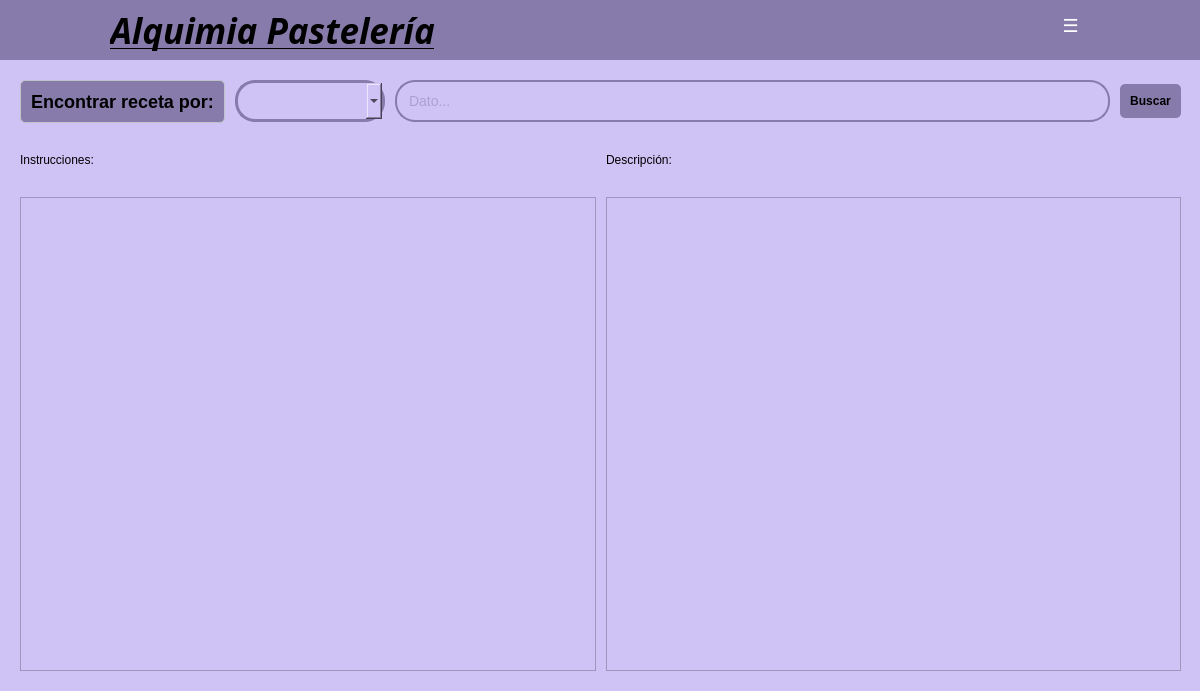
This is app/view/ui/recetaView.ui in ErickSanat/POS-PythonQt as Qt 5 draws it before an edit. The edited form follows.
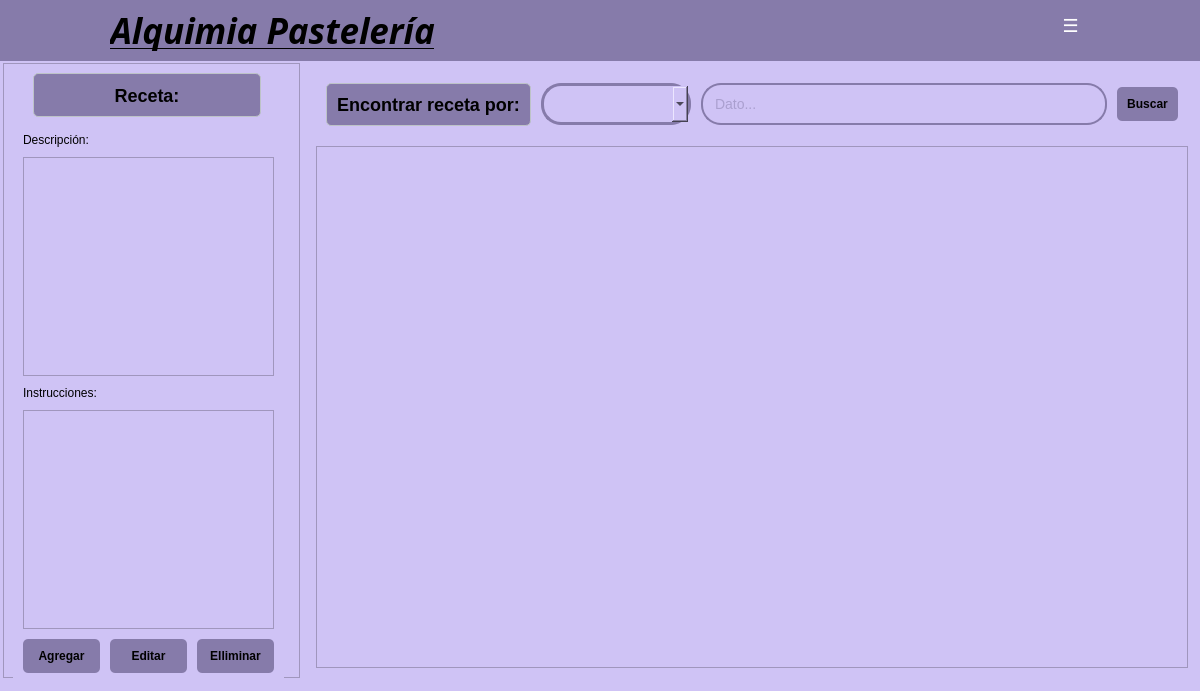
This is the edited form. Icons and pictures are not drawn.

Commit message: update: se modifico la vista de recetas

```diff
--- a/app/view/ui/recetaView.ui
+++ b/app/view/ui/recetaView.ui
@@ -25,6 +25,389 @@
    <property name="styleSheet">
     <string notr="true">background-color: #CFC3F5;</string>
    </property>
+   <widget class="QWidget" name="horizontalLayoutWidget_2">
+    <property name="geometry">
+     <rect>
+      <x>0</x>
+      <y>60</y>
+      <width>1201</width>
+      <height>621</height>
+     </rect>
+    </property>
+    <layout class="QHBoxLayout" name="horizontalLayout_2" stretch="0,3">
+     <property name="spacing">
+      <number>6</number>
+     </property>
+     <property name="leftMargin">
+      <number>3</number>
+     </property>
+     <property name="topMargin">
+      <number>3</number>
+     </property>
+     <property name="rightMargin">
+      <number>3</number>
+     </property>
+     <property name="bottomMargin">
+      <number>3</number>
+     </property>
+     <item>
+      <widget class="QFrame" name="frame">
+       <property name="sizePolicy">
+        <sizepolicy hsizetype="Preferred" vsizetype="Preferred">
+         <horstretch>1</horstretch>
+         <verstretch>1</verstretch>
+        </sizepolicy>
+       </property>
+       <property name="frameShape">
+        <enum>QFrame::StyledPanel</enum>
+       </property>
+       <property name="frameShadow">
+        <enum>QFrame::Raised</enum>
+       </property>
+       <widget class="QLabel" name="tituloProducto">
+        <property name="geometry">
+         <rect>
+          <x>30</x>
+          <y>10</y>
+          <width>228</width>
+          <height>44</height>
+         </rect>
+        </property>
+        <property name="sizePolicy">
+         <sizepolicy hsizetype="Fixed" vsizetype="Fixed">
+          <horstretch>0</horstretch>
+          <verstretch>0</verstretch>
+         </sizepolicy>
+        </property>
+        <property name="styleSheet">
+         <string notr="true">QLabel {
+    color: #000000;
+    font-size: 18px;
+    font-weight: bold;
+    padding: 10px;
+    background-color: #867BAA;
+    border-radius: 5px;
+    border: 1px solid #bdc3c7;
+}</string>
+        </property>
+        <property name="frameShape">
+         <enum>QFrame::NoFrame</enum>
+        </property>
+        <property name="text">
+         <string>Receta:</string>
+        </property>
+        <property name="alignment">
+         <set>Qt::AlignCenter</set>
+        </property>
+       </widget>
+       <widget class="QWidget" name="verticalLayoutWidget_2">
+        <property name="geometry">
+         <rect>
+          <x>10</x>
+          <y>60</y>
+          <width>271</width>
+          <height>584</height>
+         </rect>
+        </property>
+        <layout class="QVBoxLayout" name="verticalLayout" stretch="0,0,0,0,0,0">
+         <property name="spacing">
+          <number>10</number>
+         </property>
+         <property name="leftMargin">
+          <number>10</number>
+         </property>
+         <property name="topMargin">
+          <number>10</number>
+         </property>
+         <property name="rightMargin">
+          <number>10</number>
+         </property>
+         <property name="bottomMargin">
+          <number>10</number>
+         </property>
+         <item>
+          <widget class="QLabel" name="label_5">
+           <property name="sizePolicy">
+            <sizepolicy hsizetype="Expanding" vsizetype="Fixed">
+             <horstretch>0</horstretch>
+             <verstretch>0</verstretch>
+            </sizepolicy>
+           </property>
+           <property name="styleSheet">
+            <string notr="true">color: rgb(0, 0, 0);</string>
+           </property>
+           <property name="text">
+            <string>Descripción:</string>
+           </property>
+          </widget>
+         </item>
+         <item>
+          <widget class="QTextEdit" name="descripcion"/>
+         </item>
+         <item>
+          <widget class="QLabel" name="label_6">
+           <property name="sizePolicy">
+            <sizepolicy hsizetype="Expanding" vsizetype="Fixed">
+             <horstretch>0</horstretch>
+             <verstretch>0</verstretch>
+            </sizepolicy>
+           </property>
+           <property name="styleSheet">
+            <string notr="true">color: rgb(0, 0, 0);</string>
+           </property>
+           <property name="text">
+            <string>Instrucciones:</string>
+           </property>
+          </widget>
+         </item>
+         <item>
+          <widget class="QTextEdit" name="instrucciones"/>
+         </item>
+         <item>
+          <layout class="QHBoxLayout" name="horizontalLayout_3">
+           <property name="spacing">
+            <number>10</number>
+           </property>
+           <property name="sizeConstraint">
+            <enum>QLayout::SetDefaultConstraint</enum>
+           </property>
+           <property name="leftMargin">
+            <number>0</number>
+           </property>
+           <property name="topMargin">
+            <number>0</number>
+           </property>
+           <property name="rightMargin">
+            <number>0</number>
+           </property>
+           <property name="bottomMargin">
+            <number>0</number>
+           </property>
+           <item>
+            <widget class="QPushButton" name="btnAgregar">
+             <property name="styleSheet">
+              <string notr="true">QPushButton {
+    background-color: #867BAA;
+    color: black;
+    padding: 10px;
+    border: none;
+    border-radius: 5px;
+    font-weight: bold;
+}
+QPushButton:hover {
+    background-color: #BDB1E2;
+}</string>
+             </property>
+             <property name="text">
+              <string>Agregar</string>
+             </property>
+            </widget>
+           </item>
+           <item>
+            <widget class="QPushButton" name="btnEditar">
+             <property name="styleSheet">
+              <string notr="true">QPushButton {
+    background-color: #867BAA;
+    color: black;
+    padding: 10px;
+    border: none;
+    border-radius: 5px;
+    font-weight: bold;
+}
+QPushButton:hover {
+    background-color: #BDB1E2;
+}</string>
+             </property>
+             <property name="text">
+              <string>Editar</string>
+             </property>
+            </widget>
+           </item>
+           <item>
+            <widget class="QPushButton" name="btnEliminar">
+             <property name="styleSheet">
+              <string notr="true">QPushButton {
+    background-color: #867BAA;
+    color: black;
+    padding: 10px;
+    border: none;
+    border-radius: 5px;
+    font-weight: bold;
+}
+QPushButton:hover {
+    background-color: #BDB1E2;
+}</string>
+             </property>
+             <property name="text">
+              <string>Elliminar</string>
+             </property>
+            </widget>
+           </item>
+          </layout>
+         </item>
+         <item>
+          <widget class="QLabel" name="labelInformacion">
+           <property name="sizePolicy">
+            <sizepolicy hsizetype="Expanding" vsizetype="Fixed">
+             <horstretch>0</horstretch>
+             <verstretch>0</verstretch>
+            </sizepolicy>
+           </property>
+           <property name="styleSheet">
+            <string notr="true">color: rgb(0, 0, 0);</string>
+           </property>
+           <property name="text">
+            <string/>
+           </property>
+          </widget>
+         </item>
+        </layout>
+       </widget>
+      </widget>
+     </item>
+     <item>
+      <layout class="QVBoxLayout" name="verticalLayoutRight_2" stretch="0,0">
+       <property name="spacing">
+        <number>10</number>
+       </property>
+       <property name="leftMargin">
+        <number>10</number>
+       </property>
+       <property name="topMargin">
+        <number>10</number>
+       </property>
+       <property name="rightMargin">
+        <number>10</number>
+       </property>
+       <property name="bottomMargin">
+        <number>10</number>
+       </property>
+       <item>
+        <layout class="QHBoxLayout" name="horizontalLayout">
+         <property name="spacing">
+          <number>10</number>
+         </property>
+         <property name="leftMargin">
+          <number>10</number>
+         </property>
+         <property name="topMargin">
+          <number>10</number>
+         </property>
+         <property name="rightMargin">
+          <number>10</number>
+         </property>
+         <property name="bottomMargin">
+          <number>10</number>
+         </property>
+         <item>
+          <widget class="QLabel" name="labelEncontrar">
+           <property name="sizePolicy">
+            <sizepolicy hsizetype="Fixed" vsizetype="Fixed">
+             <horstretch>0</horstretch>
+             <verstretch>0</verstretch>
+            </sizepolicy>
+           </property>
+           <property name="styleSheet">
+            <string notr="true">QLabel {
+    color: #000000;
+    font-size: 18px;
+    font-weight: bold;
+    padding: 10px;
+    background-color: #867BAA;
+    border-radius: 5px;
+    border: 1px solid #bdc3c7;
+}</string>
+           </property>
+           <property name="text">
+            <string>Encontrar receta por:</string>
+           </property>
+           <property name="alignment">
+            <set>Qt::AlignCenter</set>
+           </property>
+          </widget>
+         </item>
+         <item>
+          <widget class="QComboBox" name="comboCategorias">
+           <property name="sizePolicy">
+            <sizepolicy hsizetype="Fixed" vsizetype="Fixed">
+             <horstretch>0</horstretch>
+             <verstretch>0</verstretch>
+            </sizepolicy>
+           </property>
+           <property name="minimumSize">
+            <size>
+             <width>150</width>
+             <height>0</height>
+            </size>
+           </property>
+           <property name="styleSheet">
+            <string notr="true">QComboBox {
+    padding: 10px;
+    border: 3px solid #867BAA;
+    border-radius: 20px;
+}
+</string>
+           </property>
+          </widget>
+         </item>
+         <item>
+          <widget class="QLineEdit" name="lineDato">
+           <property name="minimumSize">
+            <size>
+             <width>40</width>
+             <height>0</height>
+            </size>
+           </property>
+           <property name="styleSheet">
+            <string notr="true">QLineEdit {
+    padding: 10px;
+    border: 2px solid #867BAA;
+    border-radius: 20px;
+    font-size: 14px;
+	color: rgb(134, 123, 170);
+}</string>
+           </property>
+           <property name="placeholderText">
+            <string>Dato...</string>
+           </property>
+          </widget>
+         </item>
+         <item>
+          <widget class="QPushButton" name="btnBuscar">
+           <property name="styleSheet">
+            <string notr="true">QPushButton {
+    background-color: #867BAA;
+    color: black;
+    padding: 10px;
+    border: none;
+    border-radius: 5px;
+    font-weight: bold;
+}
+QPushButton:hover {
+    background-color: #BDB1E2;
+}</string>
+           </property>
+           <property name="text">
+            <string>Buscar</string>
+           </property>
+          </widget>
+         </item>
+        </layout>
+       </item>
+       <item>
+        <widget class="QTableView" name="tableView">
+         <attribute name="horizontalHeaderDefaultSectionSize">
+          <number>130</number>
+         </attribute>
+         <attribute name="horizontalHeaderMinimumSectionSize">
+          <number>100</number>
+         </attribute>
+        </widget>
+       </item>
+      </layout>
+     </item>
+    </layout>
+   </widget>
    <widget class="QWidget" name="barraSuperior" native="true">
     <property name="geometry">
      <rect>
@@ -244,221 +627,6 @@
      </property>
     </widget>
    </widget>
-   <widget class="QWidget" name="layoutWidget_2">
-    <property name="geometry">
-     <rect>
-      <x>0</x>
-      <y>60</y>
-      <width>1201</width>
-      <height>631</height>
-     </rect>
-    </property>
-    <layout class="QVBoxLayout" name="verticalLayoutRight_3" stretch="0,0,0">
-     <property name="spacing">
-      <number>10</number>
-     </property>
-     <property name="leftMargin">
-      <number>10</number>
-     </property>
-     <property name="topMargin">
-      <number>10</number>
-     </property>
-     <property name="rightMargin">
-      <number>10</number>
-     </property>
-     <property name="bottomMargin">
-      <number>10</number>
-     </property>
-     <item>
-      <layout class="QHBoxLayout" name="horizontalLayout_3">
-       <property name="spacing">
-        <number>10</number>
-       </property>
-       <property name="leftMargin">
-        <number>10</number>
-       </property>
-       <property name="topMargin">
-        <number>10</number>
-       </property>
-       <property name="rightMargin">
-        <number>10</number>
-       </property>
-       <property name="bottomMargin">
-        <number>10</number>
-       </property>
-       <item>
-        <widget class="QLabel" name="labelEncontrar">
-         <property name="sizePolicy">
-          <sizepolicy hsizetype="Fixed" vsizetype="Fixed">
-           <horstretch>0</horstretch>
-           <verstretch>0</verstretch>
-          </sizepolicy>
-         </property>
-         <property name="styleSheet">
-          <string notr="true">QLabel {
-    color: #000000;
-    font-size: 18px;
-    font-weight: bold;
-    padding: 10px;
-    background-color: #867BAA;
-    border-radius: 5px;
-    border: 1px solid #bdc3c7;
-}</string>
-         </property>
-         <property name="text">
-          <string>Encontrar receta por:</string>
-         </property>
-         <property name="alignment">
-          <set>Qt::AlignCenter</set>
-         </property>
-        </widget>
-       </item>
-       <item>
-        <widget class="QComboBox" name="comboCategorias">
-         <property name="sizePolicy">
-          <sizepolicy hsizetype="Fixed" vsizetype="Fixed">
-           <horstretch>0</horstretch>
-           <verstretch>0</verstretch>
-          </sizepolicy>
-         </property>
-         <property name="minimumSize">
-          <size>
-           <width>150</width>
-           <height>0</height>
-          </size>
-         </property>
-         <property name="styleSheet">
-          <string notr="true">QComboBox {
-    padding: 10px;
-    border: 3px solid #867BAA;
-    border-radius: 20px;
-}
-</string>
-         </property>
-        </widget>
-       </item>
-       <item>
-        <widget class="QLineEdit" name="lineDato">
-         <property name="minimumSize">
-          <size>
-           <width>40</width>
-           <height>0</height>
-          </size>
-         </property>
-         <property name="styleSheet">
-          <string notr="true">QLineEdit {
-    padding: 10px;
-    border: 2px solid #867BAA;
-    border-radius: 20px;
-    font-size: 14px;
-	color: rgb(134, 123, 170);
-}</string>
-         </property>
-         <property name="placeholderText">
-          <string>Dato...</string>
-         </property>
-        </widget>
-       </item>
-       <item>
-        <widget class="QPushButton" name="btnBuscar">
-         <property name="styleSheet">
-          <string notr="true">QPushButton {
-    background-color: #867BAA;
-    color: black;
-    padding: 10px;
-    border: none;
-    border-radius: 5px;
-    font-weight: bold;
-}
-QPushButton:hover {
-    background-color: #BDB1E2;
-}</string>
-         </property>
-         <property name="text">
-          <string>Buscar</string>
-         </property>
-        </widget>
-       </item>
-      </layout>
-     </item>
-     <item>
-      <layout class="QHBoxLayout" name="horizontalLayout_2">
-       <property name="spacing">
-        <number>10</number>
-       </property>
-       <property name="leftMargin">
-        <number>10</number>
-       </property>
-       <property name="topMargin">
-        <number>10</number>
-       </property>
-       <property name="rightMargin">
-        <number>10</number>
-       </property>
-       <property name="bottomMargin">
-        <number>10</number>
-       </property>
-       <item>
-        <widget class="QLabel" name="labelInstrucciones">
-         <property name="sizePolicy">
-          <sizepolicy hsizetype="Expanding" vsizetype="Fixed">
-           <horstretch>0</horstretch>
-           <verstretch>0</verstretch>
-          </sizepolicy>
-         </property>
-         <property name="styleSheet">
-          <string notr="true">color: rgb(0, 0, 0);</string>
-         </property>
-         <property name="text">
-          <string>Instrucciones:</string>
-         </property>
-        </widget>
-       </item>
-       <item>
-        <widget class="QLabel" name="labelDescripcion">
-         <property name="sizePolicy">
-          <sizepolicy hsizetype="Expanding" vsizetype="Fixed">
-           <horstretch>0</horstretch>
-           <verstretch>0</verstretch>
-          </sizepolicy>
-         </property>
-         <property name="styleSheet">
-          <string notr="true">color: rgb(0, 0, 0);</string>
-         </property>
-         <property name="text">
-          <string>Descripción:</string>
-         </property>
-        </widget>
-       </item>
-      </layout>
-     </item>
-     <item>
-      <layout class="QHBoxLayout" name="horizontalLayout">
-       <property name="spacing">
-        <number>10</number>
-       </property>
-       <property name="leftMargin">
-        <number>10</number>
-       </property>
-       <property name="topMargin">
-        <number>10</number>
-       </property>
-       <property name="rightMargin">
-        <number>10</number>
-       </property>
-       <property name="bottomMargin">
-        <number>10</number>
-       </property>
-       <item>
-        <widget class="QTextEdit" name="txtInstrucciones"/>
-       </item>
-       <item>
-        <widget class="QTextEdit" name="txtDescripcion"/>
-       </item>
-      </layout>
-     </item>
-    </layout>
-   </widget>
   </widget>
   <widget class="QFrame" name="frameFlotante">
    <property name="enabled">
```
Left out of the diff: 19 changed lines with no effect on the pictures. The commit also changes 1 other file.
